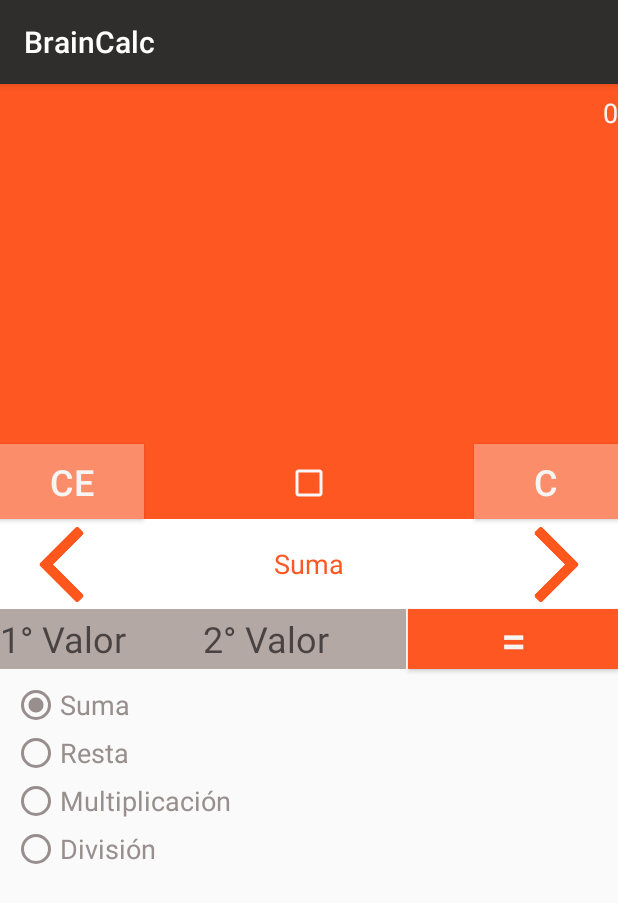
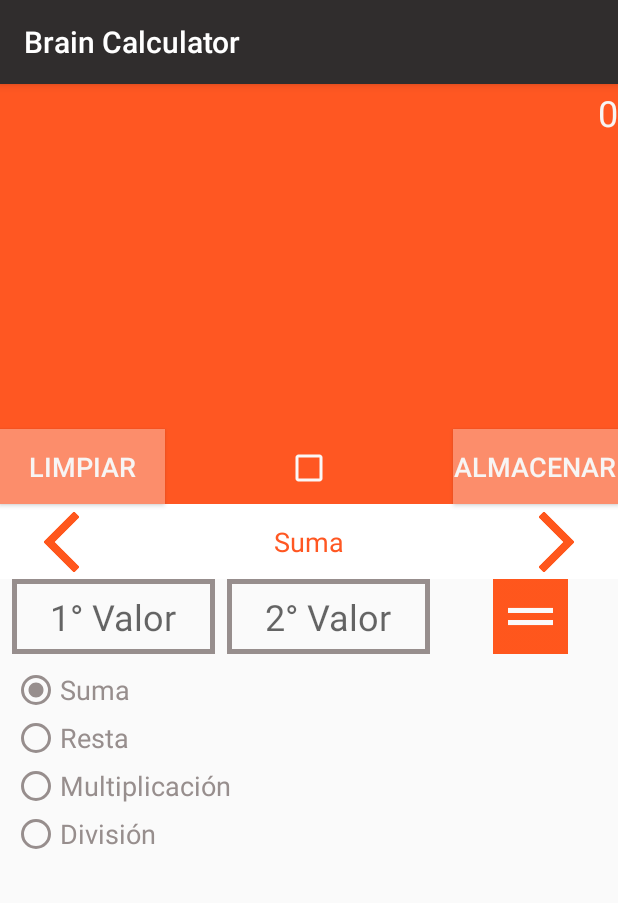
Before and after one commit to manuel-martin3/PryAndroid, an Android app: the screen it shows after launch (MainActivity), after a tap on "Suma", on a phone screen of 412 x 824 dp. Shown: the top 903 px of the screen. Run offline under Robolectric (Android 15) with nearby library versions, the phone set to English and light mode, and no system bars; 3 statements that could not run were skipped.

Commit message:
Modificación al 28062019

```diff
--- a/AppRadioButton/app/src/main/java/com/marman/appradiobutton/MainActivity.java
+++ b/AppRadioButton/app/src/main/java/com/marman/appradiobutton/MainActivity.java
@@ -24,7 +24,7 @@ public class MainActivity extends AppCompatActivity {
     private CheckBox chk1;
     private ImageButton btUp, btDown;
     private int id=0;
-    private String signo="";
+    private String signo="", calc="";
 
 
     @Override
@@ -48,6 +48,7 @@ public class MainActivity extends AppCompatActivity {
         rg= (RadioGroup)findViewById(R.id.rg_operaciones);
         et1.requestFocus();
         rb1.setChecked(true);
+        id=1;
 
         et1.addTextChangedListener(new TextWatcher() {
             @Override
@@ -185,12 +186,15 @@ public class MainActivity extends AppCompatActivity {
     }
 
     public void LimpiarParcial(View view){
+        if (ValidarCampos(et1.getText().toString(), et2.getText().toString())) {
+            Calcular();
+        }
         Limpiar(false);
     }
 
     void Limpiar (Boolean todo){
 
-        tv2.setText(tv1.getText().toString());
+        //tv2.setText(tv1.getText().toString());
         et1.setText(tv1.getText().toString());
         tv1.setText("");
         et2.setText("");
@@ -200,6 +204,7 @@ public class MainActivity extends AppCompatActivity {
             et1.setText("");
             et1.requestFocus();
             tv2.setText("");
+            calc="";
         }
 
         /*
@@ -213,48 +218,79 @@ public class MainActivity extends AppCompatActivity {
     }
 
     public void CalcularValores(View view){
+
+        if (chk1.isChecked()==false){
+            rb1.setEnabled(true);
+            rb2.setEnabled(true);
+            rb3.setEnabled(true);
+            rb4.setEnabled(true);
             if (ValidarCampos(et1.getText().toString(), et2.getText().toString())){
                 Calcular();
             }else {
                 mensaje();
             }
 
+        }else {
+            rb1.setEnabled(false);
+            rb2.setEnabled(false);
+            rb3.setEnabled(false);
+            rb4.setEnabled(false);
+            if (ValidarCampos(et1.getText().toString(), et2.getText().toString())){
+                Calcular();
+            }else {
+                mensaje();
+            }
+        }
+        //tv2.setText(tv1.getText().toString());
+        //tv2.setText(tv2.getText().toString() +" "+ calc.toString());
+
     }
 
 
     public void Subir(View view){
+        if (chk1.isChecked()==false){
+            /*
+            if (ValidarCampos(et1.getText().toString(), et2.getText().toString())){
+                */
 
-        if (ValidarCampos(et1.getText().toString(), et2.getText().toString())){
                 int pos = ValidarPosicion();
-            if (pos>0 && pos<=4){
+                if (pos>1){
                     id = id-1;
                 }else{
                     id = 4;
                 }
-
                 NuevaPosicion(id);
-            Calcular();
+                TipoOperacion();
+                et2.setText("");
+                //Calcular();
+                /*
             }else {
 
                 mensaje();
+            }*/
         }
-
     }
 
     public void Bajar(View view){
-
+        if (chk1.isChecked()==false){
+            /*
             if (ValidarCampos(et1.getText().toString(), et2.getText().toString())){
+            */
                 int pos = ValidarPosicion();
-            if (pos>0 && pos<=4){
+                if (pos>0 && pos<=3){
                     id = id+1;
                 }else{
                     id = 1;
                 }
-
                 NuevaPosicion(id);
+                TipoOperacion();
+                et2.setText("");
+          /*
                 Calcular();
             }else {
                 mensaje();
+            }
+        */
         }
     }
 
--- /dev/null
+++ b/AppRadioButton/app/src/main/res/drawable/bordercolor.xml
@@ -0,0 +1,6 @@
+<?xml version="1.0" encoding="utf-8"?>
+<shape xmlns:android="http://schemas.android.com/apk/res/android"
+    android:shape="rectangle">
+    <!--Border width and color-->
+    <stroke android:width="5px" android:color="#978E8D" />
+</shape>
--- a/AppRadioButton/app/src/main/res/layout/activity_main.xml
+++ b/AppRadioButton/app/src/main/res/layout/activity_main.xml
@@ -8,26 +8,31 @@
         android:layout_height="match_parent">
 
 
-        <Button
+    <ImageView
         android:id="@+id/btn_equal"
-            android:layout_width="140dp"
-            android:layout_height="40dp"
-            android:background="@color/colorBtnEq"
+        android:layout_width="90dp"
+        android:layout_height="50dp"
+        android:layout_marginStart="8dp"
+        android:layout_marginLeft="8dp"
         android:onClick="CalcularValores"
         android:text="@string/btnEq"
         android:textColor="@color/colorText"
         android:textSize="30sp"
         app:layout_constraintEnd_toEndOf="parent"
-            app:layout_constraintTop_toBottomOf="@+id/txt_resultaro" />
+        app:layout_constraintStart_toEndOf="@+id/txt_v2"
+        app:layout_constraintTop_toBottomOf="@+id/txt_resultaro"
+        app:srcCompat="@drawable/equal" />
+
+
 
     <TextView
         android:id="@+id/txt_resultaro"
         android:layout_width="0dp"
-        android:layout_height="350dp"
+        android:layout_height="330dp"
         android:background="@color/colorPrimaryBacground"
         android:gravity="center_horizontal|center_vertical"
         android:textColor="@color/colorText"
-        android:textSize="35sp"
+        android:textSize="40sp"
         app:layout_constraintEnd_toEndOf="parent"
         app:layout_constraintHorizontal_bias="0.0"
         app:layout_constraintStart_toStartOf="parent"
@@ -36,12 +41,15 @@
     <EditText
         android:id="@+id/txt_v1"
         android:layout_width="135dp"
-        android:layout_height="40dp"
-        android:background="@color/colorBGVal"
-        android:textColor="@color/colorText"
+        android:layout_height="50dp"
+        android:layout_marginStart="8dp"
+        android:layout_marginLeft="8dp"
+        android:background="@drawable/bordercolor"
         android:ems="10"
+        android:gravity="center_horizontal|center_vertical"
         android:hint="@string/txt_PrimerValor"
         android:inputType="numberDecimal"
+        android:textColor="@color/colorTextIn"
         android:textSize="24sp"
         app:layout_constraintStart_toStartOf="parent"
         app:layout_constraintTop_toBottomOf="@+id/txt_resultaro" />
@@ -49,12 +57,15 @@
     <EditText
         android:id="@+id/txt_v2"
         android:layout_width="135dp"
-        android:layout_height="40dp"
-        android:background="@color/colorBGVal"
-        android:textColor="@color/colorText"
+        android:layout_height="50dp"
+        android:layout_marginStart="8dp"
+        android:layout_marginLeft="8dp"
+        android:background="@drawable/bordercolor"
         android:ems="10"
+        android:gravity="center_horizontal|center_vertical"
         android:hint="@string/txt_SegundoValor"
         android:inputType="numberDecimal"
+        android:textColor="@color/colorTextIn"
         android:textSize="24sp"
         app:layout_constraintStart_toEndOf="@+id/txt_v1"
         app:layout_constraintTop_toBottomOf="@+id/txt_resultaro" />
@@ -118,25 +129,25 @@
 
     <Button
         android:id="@+id/btn_c"
-        android:layout_width="96dp"
+        android:layout_width="110dp"
         android:layout_height="50dp"
         android:background="@color/colorBtnC"
         android:onClick="LimpiarParcial"
         android:text="@string/btnC"
         android:textColor="@color/colorText"
-        android:textSize="24sp"
+        android:textSize="18sp"
         app:layout_constraintBottom_toTopOf="@+id/txt_operacion"
         app:layout_constraintEnd_toEndOf="parent" />
 
     <Button
         android:id="@+id/btn_ce"
-        android:layout_width="96dp"
+        android:layout_width="110dp"
         android:layout_height="50dp"
         android:background="@color/colorBtnCE"
         android:onClick="LimpiarTodo"
         android:text="@string/btnCE"
         android:textColor="@color/colorText"
-        android:textSize="24sp"
+        android:textSize="18sp"
         app:layout_constraintBottom_toTopOf="@+id/txt_operacion"
         app:layout_constraintStart_toStartOf="parent" />
 
@@ -149,7 +160,7 @@
         android:gravity="right|center_vertical"
         android:text="@string/txt_Calculo"
         android:textColor="@color/colorText"
-        android:textSize="18sp"
+        android:textSize="24sp"
         app:layout_constraintEnd_toEndOf="parent"
         app:layout_constraintHorizontal_bias="0.0"
         app:layout_constraintStart_toStartOf="parent"
@@ -158,7 +169,7 @@
     <TextView
         android:id="@+id/txt_operacion"
         android:layout_width="0dp"
-        android:layout_height="60dp"
+        android:layout_height="50dp"
 
         android:background="@color/colorSecondBacground"
         android:gravity="center_horizontal|center_vertical"
@@ -173,7 +184,7 @@
     <ImageView
         android:id="@+id/ibtn_calcularUp"
         android:layout_width="66dp"
-        android:layout_height="50dp"
+        android:layout_height="40dp"
         android:layout_marginStart="8dp"
         android:layout_marginLeft="8dp"
         android:onClick="Subir"
@@ -186,7 +197,7 @@
     <ImageView
         android:id="@+id/ibtn_calcularDown"
         android:layout_width="66dp"
-        android:layout_height="50dp"
+        android:layout_height="40dp"
         android:onClick="Bajar"
         app:layout_constraintBottom_toBottomOf="@+id/txt_operacion"
         app:layout_constraintEnd_toEndOf="@+id/txt_resultaro"
@@ -205,6 +216,7 @@
         android:layout_marginRight="8dp"
         android:layout_marginBottom="8dp"
         android:buttonTint="@color/colorBChk"
+        android:textSize="14sp"
         app:layout_constraintBottom_toTopOf="@+id/txt_operacion"
         app:layout_constraintEnd_toStartOf="@+id/btn_c"
         app:layout_constraintStart_toEndOf="@+id/btn_ce" />
--- a/AppRadioButton/app/src/main/res/values/colors.xml
+++ b/AppRadioButton/app/src/main/res/values/colors.xml
@@ -15,6 +15,8 @@
     <color name="colorBRb">#978E8D</color>
     <color name="colorBChk">#FAF7F6</color>
     <color name="colorTxtChk">#978E8D</color>
-    <color name="colorBGVal">#B4A8A5</color>
+    <color name="colorBGVal">#646261</color>
+    <color name="colorBGVa2">#B4A8A5</color>
+    <color name="colorTextIn">#646261</color>
 
 </resources>
--- a/AppRadioButton/app/src/main/res/values/strings.xml
+++ b/AppRadioButton/app/src/main/res/values/strings.xml
@@ -1,5 +1,5 @@
 <resources>
-    <string name="app_name">BrainCalc</string>
+    <string name="app_name">Brain Calculator</string>
     <string name="txt_PrimerValor">1° Valor</string>
     <string name="txt_SegundoValor">2° Valor</string>
     <string name="rb1">Suma</string>
@@ -7,8 +7,8 @@
     <string name="rb3">Multiplicación</string>
     <string name="rb4">División</string>
     <string name="btn">Calc >></string>
-    <string name="btnC">C</string>
-    <string name="btnCE">CE</string>
+    <string name="btnC">Almacenar</string>
+    <string name="btnCE">Limpiar</string>
     <string name="btnEq">=</string>
     <string name="txt_Resultado">0</string>
     <string name="txt_Calculo">0</string>
```
Also changed, not shown: AppRadioButton/app/src/main/res/drawable/equal.png (added). Lines whose indentation alone changed are shown as unchanged.
